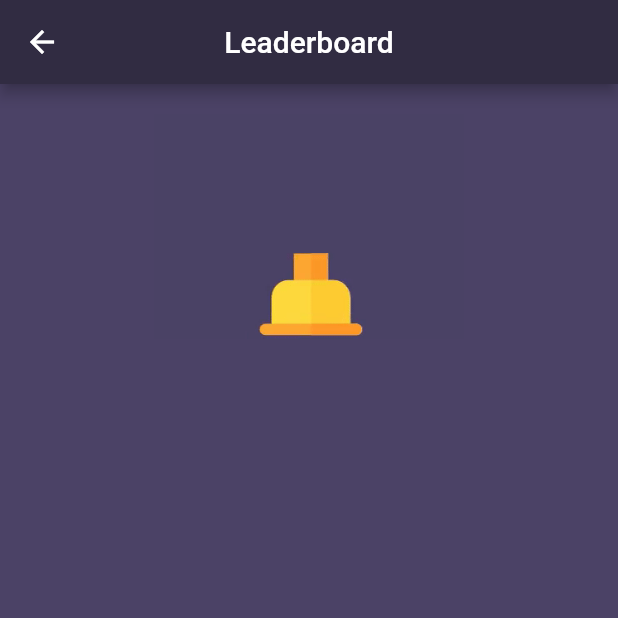
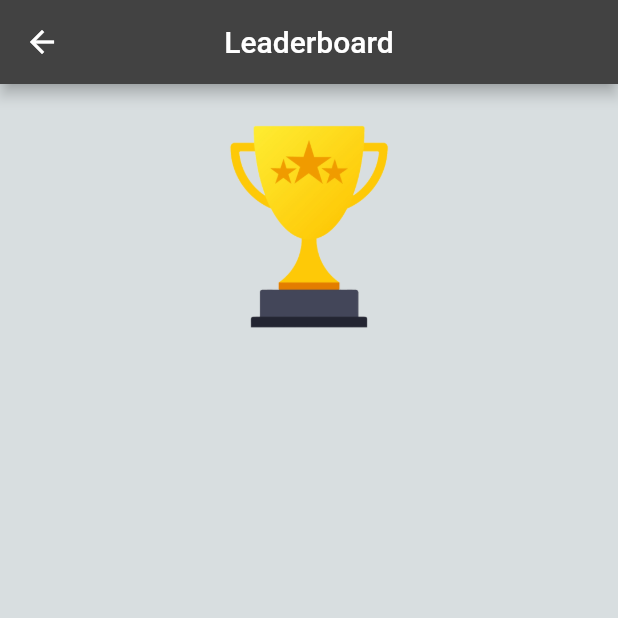
Before and after one commit to SaferRoadsIO/SaferRoadsIO, a Flutter app: the Leaderboard screen opened directly, on a phone screen of 412 x 824 dp, the top half of it. Run offline on Flutter 3.47's test engine with Material 2 defaults, Android fonts, the phone set to English and light mode, and no system bars; our stand-ins replace cloud_firestore, firebase_auth, firebase_core, firebase_storage, geolocator, image_picker and 1 more; accounts and stored records are empty.

Commit message:
finished leaderboard screen

```diff
--- a/lib/Screens/leaderboard_screen.dart
+++ b/lib/Screens/leaderboard_screen.dart
@@ -1,6 +1,6 @@
 import 'package:flutter/material.dart';
-import 'package:firebase_auth/firebase_auth.dart';
 import 'package:cloud_firestore/cloud_firestore.dart';
+import 'package:saferroadsio/Classes/colors_class.dart';
 import '../Classes/app_user.dart';
 import '../Components/user_card.dart';
 
@@ -12,11 +12,11 @@ class Leaderboard extends StatelessWidget {
     // Image.asset('assets/images/trophy.gif'),
     return Scaffold(
       appBar: AppBar(
-        backgroundColor: const Color(0xFF312c42),
+        backgroundColor: Colors.grey.shade800,
         title: const Text('Leaderboard'),
         centerTitle: true,
       ),
-      backgroundColor: const Color(0xFF4b4266),
+      backgroundColor: backgroundColor,
       body: SafeArea(
         child: Column(
           mainAxisAlignment: MainAxisAlignment.center,
@@ -24,7 +24,7 @@ class Leaderboard extends StatelessWidget {
             Padding(
               padding: const EdgeInsets.only(top: 20, bottom: 30),
               child: Image.asset(
-                'assets/images/trophy.gif',
+                'assets/images/trophy.png',
                 height: 150,
               ),
             ),
```
Also changed, not shown: lib/Components/user_card.dart (+7 -8 lines), assets/images/trophy.gif (deleted), assets/images/trophy.png (added).
